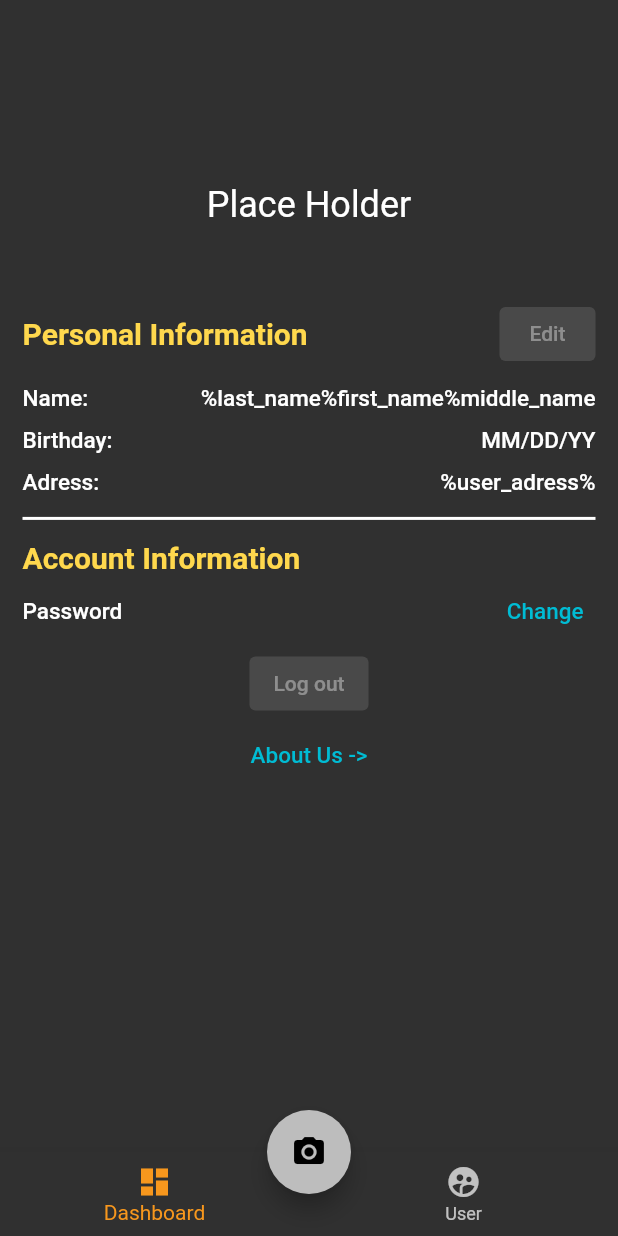
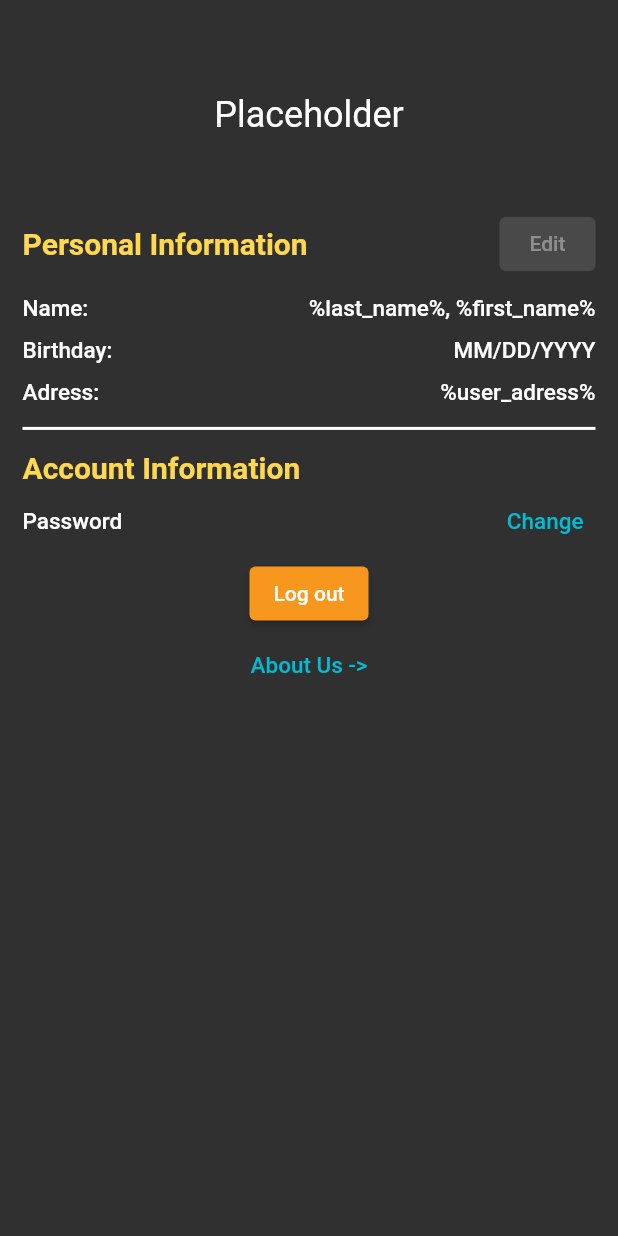
Before and after one commit to Evanchii/DailyRecord, a Flutter app: the User screen opened directly, on a phone screen of 412 x 824 dp. Run offline on Flutter 3.47's test engine with Material 2 defaults, Android fonts, the phone set to English and light mode, and no system bars; our stand-ins replace permission_handler, splashscreen; missing offline and left inert: qr; network calls fail.

Commit message:
Fixes! • Added Permissions to AndroidManifest.xml   - Camera   - Internet • Added Permission Request at launch • Added Permission Handler Dependency • Fixed BottomNavigator in dashframe.dart • Replaced Dashboard to DashFrame • Minor Bug Fixes

```diff
--- a/lib/login.dart
+++ b/lib/login.dart
@@ -1,5 +1,6 @@
-import 'package:dailyrecord/dashboard.dart';
+import 'package:dailyrecord/dashframe.dart';
 import 'package:dailyrecord/signup.dart';
+import 'package:dailyrecord/user.dart';
 import 'package:flutter/material.dart';
 
 class Login extends StatelessWidget {
@@ -16,7 +17,7 @@ class Login extends StatelessWidget {
       if(true) {//user found
         Navigator.push(
           context,
-          MaterialPageRoute(builder: (context) => Dashboard()),
+          MaterialPageRoute(builder: (context) => DashFrame()),
         );
       }
     }
--- a/lib/scan.dart
+++ b/lib/scan.dart
@@ -11,7 +11,7 @@ class Scan extends StatelessWidget {
       body: Center(
         child: Container(
           child: Text(
-            'Login Screen',
+            'Scan Screen',
             style: TextStyle(fontSize: 24.0),
           ),
         ),
--- a/lib/user.dart
+++ b/lib/user.dart
@@ -3,31 +3,31 @@ import 'package:flutter/cupertino.dart';
 import 'package:flutter/material.dart';
 
 class User extends StatelessWidget {
-
   @override
   Widget build(BuildContext context) {
     double height = MediaQuery.of(context).size.height;
 
+    void logout() {
+      Navigator.pop(context);
+    }
 
     return Scaffold(
-      body: Container(
+      body: SafeArea(
+        child: Container(
           padding: EdgeInsets.all(15.0),
           child: Column(
-          mainAxisAlignment: MainAxisAlignment.center,
-          crossAxisAlignment: CrossAxisAlignment.center,
-
             children: [
               Container(
-              height: height*.15,
+                height: height * .15,
                 child: Center(
                   child: Text(
-                  'Place Holder',
+                    'Placeholder',
                     style: TextStyle(fontSize: 24.0),
                   ),
                 ),
               ),
               Container(
-              height: height*.60 < 328.0 ? 328.0 : height*.60,
+                height: height * .60 < 329.0 ? 329.0 : height * .60,
                 child: Column(
                   mainAxisSize: MainAxisSize.min,
                   children: [
@@ -62,18 +62,15 @@ class User extends StatelessWidget {
                           style: TextStyle(
                               fontSize: 15.0,
                               fontWeight: FontWeight.w500,
-                            color: Colors.white
-                          ),
+                              color: Colors.white),
                         ),
                         Text(
-                          "%last_name%first_name%middle_name",
+                          "%last_name%, %first_name%",
                           style: TextStyle(
                               fontSize: 15.0,
                               fontWeight: FontWeight.w500,
-                              color: Colors.white
+                              color: Colors.white),
                         ),
-                        ),
-
                       ],
                     ),
                     SizedBox(
@@ -87,16 +84,14 @@ class User extends StatelessWidget {
                           style: TextStyle(
                               fontSize: 15.0,
                               fontWeight: FontWeight.w500,
-                                color: Colors.white
-                            ),
+                              color: Colors.white),
                         ),
                         Text(
-                            "MM/DD/YY",
+                          "MM/DD/YYYY",
                           style: TextStyle(
                               fontSize: 15.0,
                               fontWeight: FontWeight.w500,
-                                color: Colors.white
-                            ),
+                              color: Colors.white),
                         ),
                       ],
                     ),
@@ -111,30 +106,25 @@ class User extends StatelessWidget {
                           style: TextStyle(
                               fontSize: 15.0,
                               fontWeight: FontWeight.w500,
-                                color: Colors.white
-                            ),
+                              color: Colors.white),
                         ),
                         Text(
                           "%user_adress%",
                           style: TextStyle(
                               fontSize: 15.0,
                               fontWeight: FontWeight.w500,
-                                color: Colors.white
-                            ),
+                              color: Colors.white),
                         ),
                       ],
                     ),
-
                     SizedBox(
                       height: 10,
                     ),
-
                     Divider(
                       height: 10.0,
                       color: Colors.white,
                       thickness: 2.0,
                     ),
-
                     SizedBox(
                       height: 10,
                     ),
@@ -146,8 +136,7 @@ class User extends StatelessWidget {
                           style: TextStyle(
                               fontSize: 20.0,
                               fontWeight: FontWeight.bold,
-                           color: Theme.of(context).primaryColor
-                         ),
+                              color: Theme.of(context).primaryColor),
                         ),
                       ],
                     ),
@@ -159,8 +148,7 @@ class User extends StatelessWidget {
                           style: TextStyle(
                               fontSize: 15.0,
                               fontWeight: FontWeight.w500,
-                                color: Colors.white
-                            ),
+                              color: Colors.white),
                         ),
                         TextButton(
                           onPressed: null,
@@ -169,17 +157,16 @@ class User extends StatelessWidget {
                             style: TextStyle(
                                 fontSize: 15.0,
                                 fontWeight: FontWeight.w500,
-                                color: Colors.cyan
-                              ),
+                                color: Colors.cyan),
                           ),
                         ),
                       ],
                     ),
                     ElevatedButton(
-                      onPressed: null,
+                      onPressed: logout,
                       child: Text('Log out'),
                       style: ElevatedButton.styleFrom(
-                        primary: Theme.of(context).primaryColor,
+                        primary: Theme.of(context).accentColor,
                       ),
                     ),
                     TextButton(
@@ -189,8 +176,7 @@ class User extends StatelessWidget {
                         style: TextStyle(
                             fontSize: 15.0,
                             fontWeight: FontWeight.w500,
-                          color: Colors.cyan
-                      ),
+                            color: Colors.cyan),
                       ),
                     ),
                   ],
@@ -198,31 +184,8 @@ class User extends StatelessWidget {
               ),
             ],
           ),
-
         ),
-      bottomNavigationBar: BottomNavigationBar(
-        items: <BottomNavigationBarItem>[
-          BottomNavigationBarItem(
-              icon: Icon(Icons.dashboard),
-              label: 'Dashboard'
       ),
-          BottomNavigationBarItem(
-              icon: Icon(Icons.supervised_user_circle_rounded),
-              label: 'User'
-          ),
-        ],
-      ),
-      floatingActionButton: FloatingActionButton(
-        backgroundColor: Colors.grey[400],
-        child: Icon(Icons.camera_alt),
-        onPressed: () {
-          Navigator.push(
-            context,
-            MaterialPageRoute(builder: (context) => Scan(),),
-          );
-        },
-      ),
-      floatingActionButtonLocation: FloatingActionButtonLocation.centerDocked,
     );
   }
 }
--- a/pubspec.yaml
+++ b/pubspec.yaml
@@ -30,6 +30,7 @@ dependencies:
   cupertino_icons: ^1.0.2
   splashscreen: ^1.3.5
   qr_flutter: ^4.0.0
+  permission_handler: ^6.1.1
 
 dev_dependencies:
   flutter_test:
```
Also changed, not shown: lib/dashboard.dart (+14 -32 lines), lib/dashframe.dart (added, +58 -0 lines), lib/splashscreen.dart (+11 -4 lines), pubspec.lock, 2 other files. Lines whose indentation alone changed are shown as unchanged.
